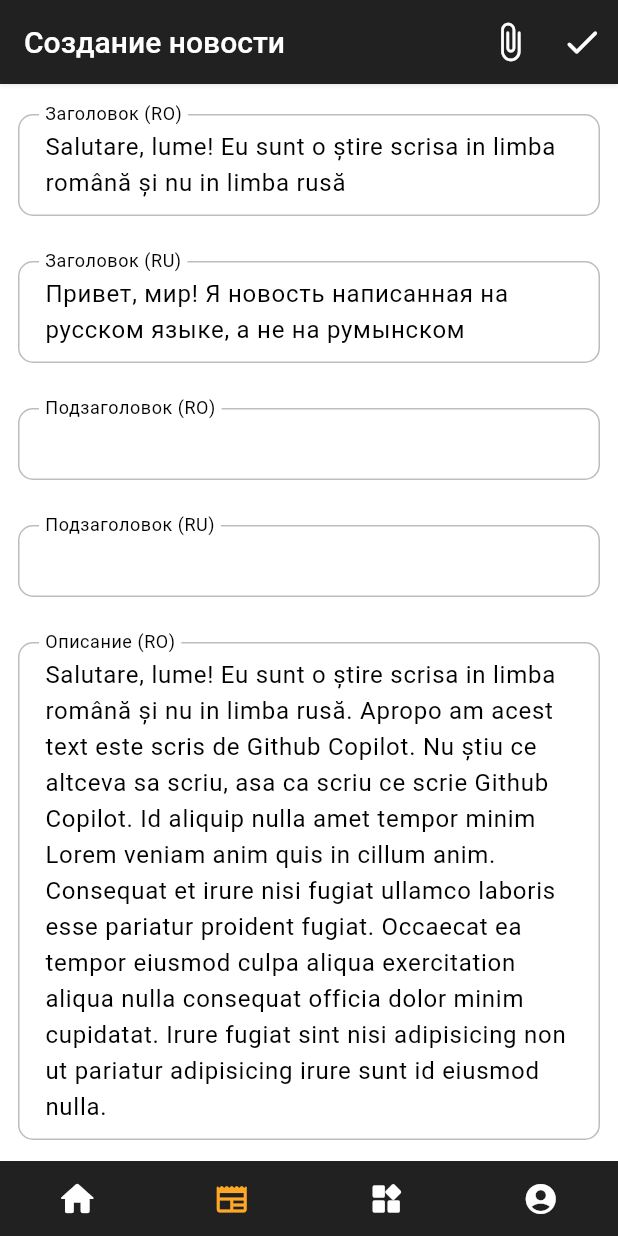
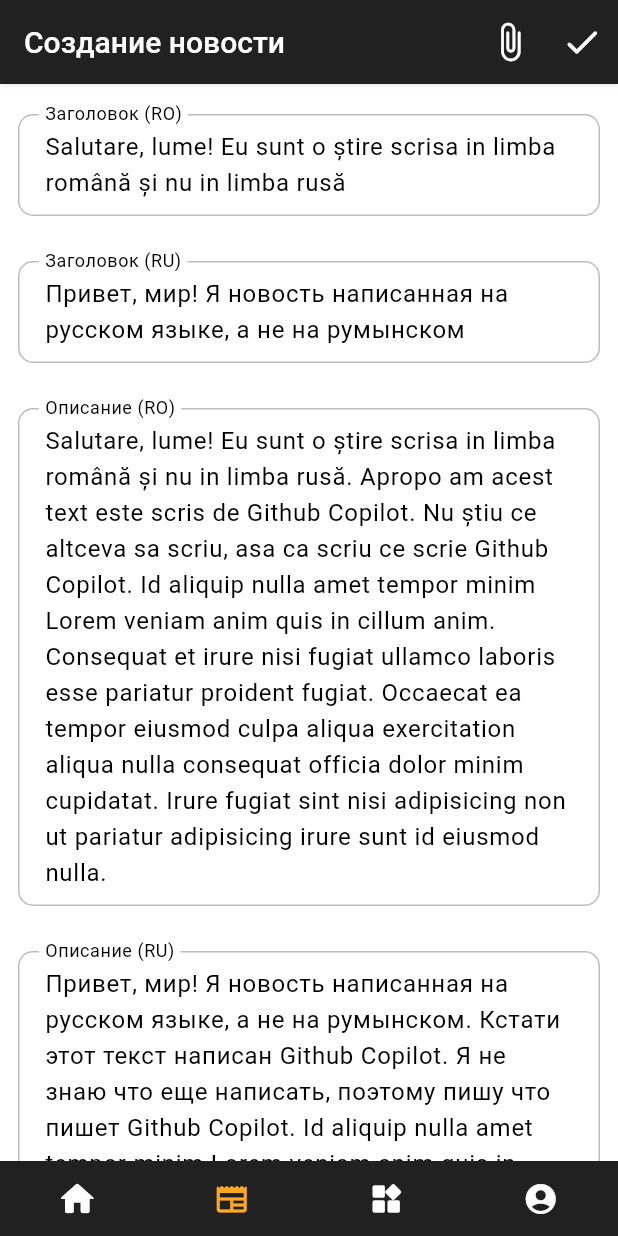
Before and after one commit to moldbee/mobile-app, a Flutter app: the NewsUpsertScreen screen opened by its route, on a phone screen of 412 x 824 dp. Run offline on Flutter 3.47's test engine with Material 2 defaults, Android fonts, the phone set to English and light mode, and no system bars; drawn by our look-alikes of flutter_form_builder; our stand-ins replace cached_network_image, flutter_hooks, flutter_linkify, font_awesome_flutter, form_builder_validators, get and 7 more; missing offline and left inert: flutter_iconpicker, smooth_highlight, timeago_flutter, very_good_infinite_list; accounts and stored records are empty.

Commit message:
Update titles and remove subtitles in HomeScreen and NewsUpsertScreen

```diff
--- a/lib/features/home/home.dart
+++ b/lib/features/home/home.dart
@@ -15,7 +15,7 @@ class HomeScreen extends StatelessWidget {
         'iconColor': Colors.red.shade500,
       },
       {
-        'title': 'Компании',
+        'title': 'Услуги',
         'icon': Icons.apartment_rounded,
         'iconColor': Colors.orange.shade300,
         'route': const ServicesScreen().route
--- a/lib/features/news/screens/new_upsert.dart
+++ b/lib/features/news/screens/new_upsert.dart
@@ -67,13 +67,12 @@ class NewsUpsertScreen extends HookWidget {
       defaultValue = {
         'title_ro': editingNew['title_ro'],
         'title_ru': editingNew['title_ru'],
-        'subtitle_ro': editingNew['subtitle_ro'],
-        'subtitle_ru': editingNew['subtitle_ru'],
         'description_ro': editingNew['description_ro'],
         'description_ru': editingNew['description_ru'],
       };
     }
-    final formState = usePreservedState('new-form-state', context, defaultValue);
+    final formState =
+        usePreservedState('new-form-state', context, defaultValue);
     final isLoading = useState(false);
 
     void uploadNew() async {
@@ -195,20 +194,6 @@ class NewsUpsertScreen extends HookWidget {
                 SizedBox(
                   height: itemsSpacing,
                 ),
-                const TextInput(
-                  name: 'subtitle_ro',
-                  title: 'Подзаголовок (RO)',
-                ),
-                SizedBox(
-                  height: itemsSpacing,
-                ),
-                const TextInput(
-                  name: 'subtitle_ru',
-                  title: 'Подзаголовок (RU)',
-                ),
-                SizedBox(
-                  height: itemsSpacing,
-                ),
                 TextInput(
                     name: 'description_ro',
                     title: 'Описание (RO)',
```
